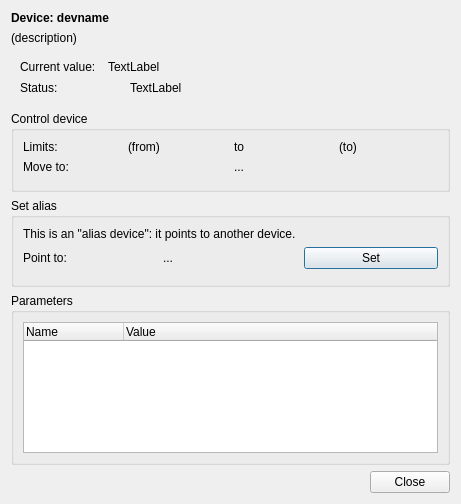
Old version of the form nicos/clients/gui/panels/devices_one.ui in the repository mlz-ictrl/nicos.
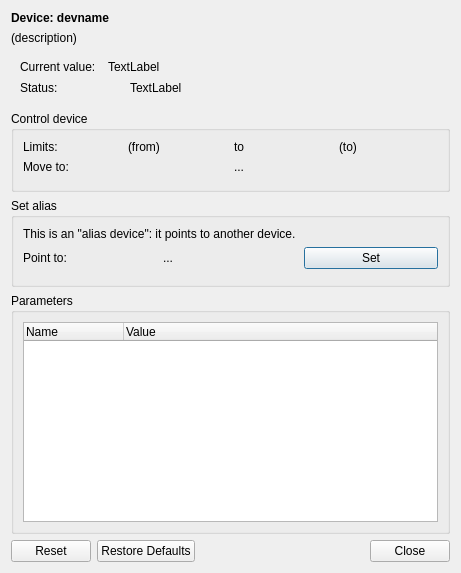
New version of the form. Icons and pictures are not drawn.

Commit message:
gui: control device dialog hides device parameters
The device control dialog hides per default the parameters from the
users. An extend button shows them and hides them as well.

If the device panel is in expert mode the parameters will be displayed
by default.

```diff
--- a/nicos/clients/gui/panels/devices_one.ui
+++ b/nicos/clients/gui/panels/devices_one.ui
@@ -7,14 +7,22 @@
     <x>0</x>
     <y>0</y>
     <width>461</width>
-    <height>504</height>
+    <height>573</height>
    </rect>
   </property>
+  <property name="sizePolicy">
+   <sizepolicy hsizetype="Preferred" vsizetype="Expanding">
+    <horstretch>0</horstretch>
+    <verstretch>0</verstretch>
+   </sizepolicy>
+  </property>
   <property name="windowTitle">
    <string>Dialog</string>
   </property>
   <layout class="QVBoxLayout" name="verticalLayout">
    <item>
+    <layout class="QVBoxLayout" name="verticalLayout">
+     <item>
     <widget class="QLabel" name="deviceName">
      <property name="font">
       <font>
@@ -122,6 +130,8 @@
       </item>
      </layout>
     </widget>
+     </item>
+    </layout>
    </item>
    <item>
     <widget class="QGroupBox" name="controlGroup">
@@ -201,6 +211,12 @@
     </widget>
    </item>
    <item>
+    <widget class="QWidget" name="extension" native="true">
+     <layout class="QGridLayout" name="gridLayout_2">
+      <property name="margin">
+       <number>0</number>
+      </property>
+      <item row="1" column="0">
     <widget class="QGroupBox" name="aliasGroup">
      <property name="title">
       <string>Set alias</string>
@@ -248,7 +264,7 @@
      </layout>
     </widget>
    </item>
-   <item>
+      <item row="2" column="0">
     <widget class="QGroupBox" name="paramGroup">
      <property name="title">
       <string>Parameters</string>
@@ -277,13 +293,16 @@
      </layout>
     </widget>
    </item>
+     </layout>
+    </widget>
+   </item>
    <item>
     <widget class="QDialogButtonBox" name="buttonBox">
      <property name="orientation">
       <enum>Qt::Horizontal</enum>
      </property>
      <property name="standardButtons">
-      <set>QDialogButtonBox::Close</set>
+      <set>QDialogButtonBox::Close|QDialogButtonBox::Reset|QDialogButtonBox::RestoreDefaults</set>
      </property>
     </widget>
    </item>
```
Left out of the diff: 55 changed lines with no effect on the pictures. Lines whose indentation alone changed are shown as unchanged. The commit also changes 1 other file.
